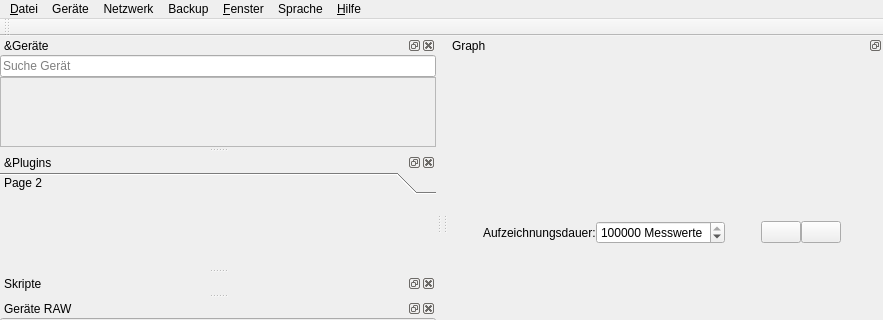
Above: RTOC/RTOC_GUI/ui/rtoc.ui from Haschtl/RealTimeOpenControl before the change; both pictures show x 0 to 883 and y 0 to 320 of the 883 by 664 pixel window. Below: the same form after it.
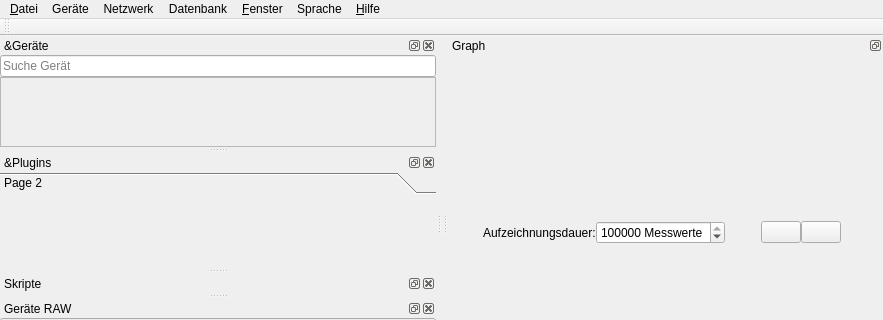
That is the form after the change. Icons and pictures are not drawn.

Diff of the .ui file:
```diff
--- a/RTOC/RTOC_GUI/ui/rtoc.ui
+++ b/RTOC/RTOC_GUI/ui/rtoc.ui
@@ -409,12 +409,9 @@
     <addaction name="separator"/>
     <addaction name="actionSearchRTOCServer"/>
    </widget>
-   <widget class="QMenu" name="menuBackup">
-    <property name="tearOffEnabled">
-     <bool>true</bool>
-    </property>
+   <widget class="QMenu" name="menuDatenbank">
     <property name="title">
-     <string>Backup</string>
+     <string>Datenbank</string>
     </property>
     <property name="separatorsCollapsible">
      <bool>true</bool>
@@ -428,7 +425,7 @@
    <addaction name="menuDatei"/>
    <addaction name="menuGer_te"/>
    <addaction name="menuNetzwerk"/>
-   <addaction name="menuBackup"/>
+   <addaction name="menuDatenbank"/>
    <addaction name="menuFenster"/>
    <addaction name="menuSprache"/>
    <addaction name="menuHilfe"/>
```
Left out of the diff: 662 changed lines with no effect on the pictures.
